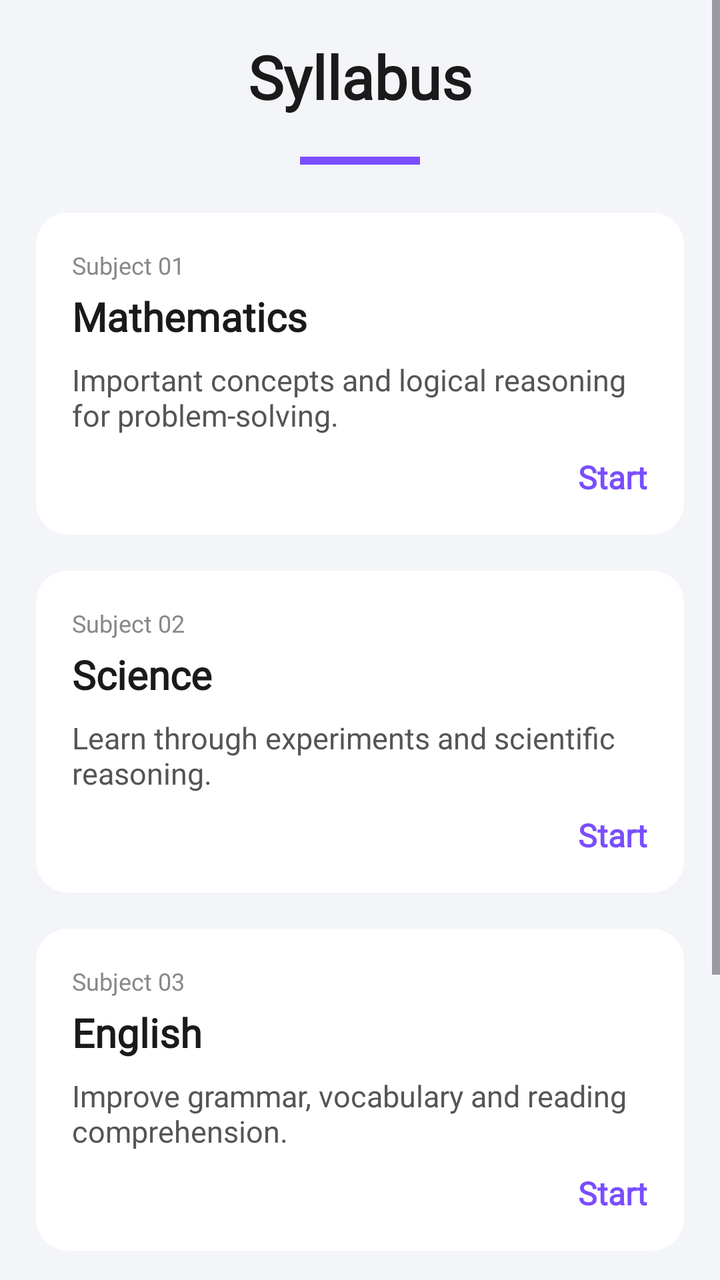
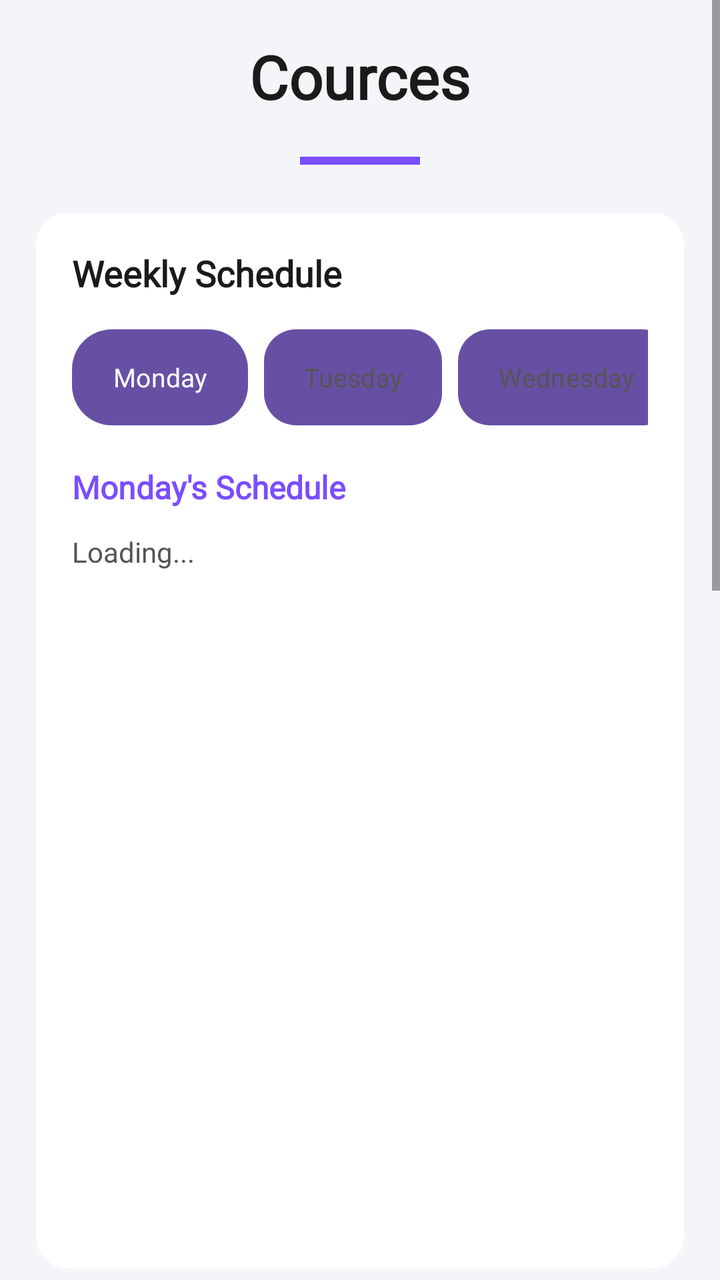

Screens rendered from an Android XML layout before and after an edit, with the pre-edit source and the edit as a unified diff.
<!-- AndroidManifest.xml: application theme Theme.Demolition -->
<!-- res/layout/fragment_cources.xml -->
<?xml version="1.0" encoding="utf-8"?>
<ScrollView xmlns:android="http://schemas.android.com/apk/res/android"
    android:layout_width="match_parent"
    android:layout_height="match_parent"
    android:fillViewport="true"
    android:background="#F3F5F9">

    <LinearLayout
        android:orientation="vertical"
        android:layout_width="match_parent"
        android:layout_height="wrap_content"
        android:padding="18dp">

        <TextView
            android:id="@+id/title"
            android:layout_width="wrap_content"
            android:layout_height="wrap_content"
            android:text="Syllabus"
            android:textSize="30sp"
            android:textStyle="bold"
            android:textColor="#1A1A1A"
            android:fontFamily="@font/spacemono"
            android:layout_gravity="center"
            android:paddingBottom="6dp"
            android:layout_marginBottom="14dp"/>

        <View
            android:layout_width="60dp"
            android:layout_height="4dp"
            android:background="#7A4DFF"
            android:layout_gravity="center"
            android:layout_marginBottom="24dp"/>


        <LinearLayout
            android:id="@+id/mathCard"
            android:layout_width="match_parent"
            android:layout_height="wrap_content"
            android:orientation="vertical"
            android:padding="18dp"
            android:background="@drawable/card_white"
            android:layout_marginBottom="18dp">

            <TextView
                android:layout_height="match_parent"
                android:layout_width="wrap_content"
                android:text="Subject 01"
                android:textSize="12sp"
                android:textColor="#888888"
                android:fontFamily="@font/spacemono"/>

            <TextView
                android:layout_height="match_parent"
                android:layout_width="wrap_content"
                android:text="Mathematics"
                android:textSize="20sp"
                android:textColor="#1A1A1A"
                android:textStyle="bold"
                android:fontFamily="@font/spacemono"
                android:layout_marginTop="4dp"/>

            <TextView
                android:layout_height="match_parent"
                android:layout_width="wrap_content"
                android:text="Important concepts and logical reasoning for problem-solving."
                android:layout_marginTop="8dp"
                android:textColor="#555555"
                android:textSize="15sp"/>

            <TextView
                android:layout_height="match_parent"
                android:layout_width="wrap_content"
                android:text="Start"
                android:textColor="#7A4DFF"
                android:textStyle="bold"
                android:textSize="16sp"
                android:fontFamily="@font/spacemono"
                android:layout_gravity="end"
                android:layout_marginTop="10dp"/>
        </LinearLayout>


        
        <LinearLayout
            android:id="@+id/scienceCard"
            android:layout_width="match_parent"
            android:layout_height="wrap_content"
            android:orientation="vertical"
            android:padding="18dp"
            android:background="@drawable/card_white"
            android:layout_marginBottom="18dp">

            <TextView
                android:layout_height="match_parent"
                android:layout_width="wrap_content"
                android:text="Subject 02"
                android:textSize="12sp"
                android:textColor="#888888"
                android:fontFamily="@font/spacemono"/>

            <TextView
                android:layout_height="match_parent"
                android:layout_width="wrap_content"
                android:text="Science"
                android:textSize="20sp"
                android:textColor="#1A1A1A"
                android:textStyle="bold"
                android:fontFamily="@font/spacemono"
                android:layout_marginTop="4dp"/>

            <TextView
                android:layout_height="match_parent"
                android:layout_width="wrap_content"
                android:text="Learn through experiments and scientific reasoning."
                android:layout_marginTop="8dp"
                android:textColor="#555555"
                android:textSize="15sp"/>

            <TextView
                android:layout_height="match_parent"
                android:layout_width="wrap_content"
                android:text="Start"
                android:textColor="#7A4DFF"
                android:textSize="16sp"
                android:textStyle="bold"
                android:fontFamily="@font/spacemono"
                android:layout_gravity="end"
                android:layout_marginTop="10dp"/>
        </LinearLayout>


        
        <LinearLayout
            android:id="@+id/englishCard"
            android:layout_width="match_parent"
            android:layout_height="wrap_content"
            android:orientation="vertical"
            android:padding="18dp"
            android:background="@drawable/card_white"
            android:layout_marginBottom="18dp">

            <TextView
                android:layout_height="match_parent"
                android:layout_width="wrap_content"
                android:text="Subject 03"
                android:textSize="12sp"
                android:textColor="#888888"
                android:fontFamily="@font/spacemono"/>

            <TextView
                android:layout_height="match_parent"
                android:layout_width="wrap_content"
                android:text="English"
                android:textSize="20sp"
                android:textColor="#1A1A1A"
                android:textStyle="bold"
                android:fontFamily="@font/spacemono"
                android:layout_marginTop="4dp"/>

            <TextView
                android:layout_height="match_parent"
                android:layout_width="wrap_content"
                android:text="Improve grammar, vocabulary and reading comprehension."
                android:layout_marginTop="8dp"
                android:textColor="#555555"
                android:textSize="15sp"/>

            <TextView
                android:layout_height="match_parent"
                android:layout_width="wrap_content"
                android:text="Start"
                android:textColor="#7A4DFF"
                android:textStyle="bold"
                android:textSize="16sp"
                android:fontFamily="@font/spacemono"
                android:layout_gravity="end"
                android:layout_marginTop="10dp"/>
        </LinearLayout>


        
        <LinearLayout
            android:id="@+id/sstCard"
            android:layout_width="match_parent"
            android:layout_height="wrap_content"
            android:orientation="vertical"
            android:padding="18dp"
            android:background="@drawable/card_white"
            android:layout_marginBottom="18dp">

            <TextView
                android:layout_height="match_parent"
                android:layout_width="wrap_content"
                android:text="Subject 04"
                android:textSize="12sp"
                android:textColor="#888888"
                android:fontFamily="@font/spacemono"/>

            <TextView
                android:layout_height="match_parent"
                android:layout_width="wrap_content"
                android:text="Social Science"
                android:textSize="20sp"
                android:textColor="#1A1A1A"
                android:textStyle="bold"
                android:fontFamily="@font/spacemono"
                android:layout_marginTop="4dp"/>

            <TextView
                android:layout_height="match_parent"
                android:layout_width="wrap_content"
                android:text="History, Civics, Geography and Economics explained simply."
                android:layout_marginTop="8dp"
                android:textColor="#555555"
                android:textSize="15sp"/>

            <TextView
                android:layout_height="match_parent"
                android:layout_width="wrap_content"
                android:text="Start"
                android:textColor="#7A4DFF"
                android:textStyle="bold"
                android:textSize="16sp"
                android:fontFamily="@font/spacemono"
                android:layout_gravity="end"
                android:layout_marginTop="10dp"/>
        </LinearLayout>

    </LinearLayout>

</ScrollView>
<!-- resources referenced by this layout -->
<resources>
  <!-- drawable card_white (drawable) -->
  <?xml version="1.0" encoding="utf-8"?>
  <shape xmlns:android="http://schemas.android.com/apk/res/android">
      <solid android:color="#FFFFFF"/>
      <corners android:radius="16dp"/>
      <padding android:top="12dp" android:bottom="12dp" android:left="12dp" android:right="12dp"/>
  </shape>
  <style name="Theme.Demolition" parent="Base.Theme.Demolition" />
  <style name="Base.Theme.Demolition" parent="Theme.Material3.DayNight.NoActionBar">
          
          
      </style>
</resources>

<!-- the commit's change to res/layout/fragment_cources.xml (unified diff, before → after) -->
@@ -15,7 +15,7 @@
             android:id="@+id/title"
             android:layout_width="wrap_content"
             android:layout_height="wrap_content"
-            android:text="Syllabus"
+            android:text="Cources"
             android:textSize="30sp"
             android:textStyle="bold"
             android:textColor="#1A1A1A"
@@ -31,6 +31,134 @@
             android:layout_gravity="center"
             android:layout_marginBottom="24dp"/>
 
+        
+        <LinearLayout
+            android:id="@+id/timetableContainer"
+            android:layout_width="match_parent"
+            android:layout_height="wrap_content"
+            android:orientation="vertical"
+            android:padding="18dp"
+            android:background="@drawable/card_white"
+            android:layout_marginBottom="18dp">
+
+            <TextView
+                android:layout_width="wrap_content"
+                android:layout_height="wrap_content"
+                android:text="Weekly Schedule"
+                android:textSize="18sp"
+                android:textStyle="bold"
+                android:textColor="#1A1A1A"
+                android:fontFamily="@font/spacemono"
+                android:layout_marginBottom="16dp"/>
+
+            
+            <HorizontalScrollView
+                android:layout_width="match_parent"
+                android:layout_height="wrap_content"
+                android:scrollbars="none"
+                android:layout_marginBottom="20dp">
+
+                <LinearLayout
+                    android:layout_width="wrap_content"
+                    android:layout_height="wrap_content"
+                    android:orientation="horizontal">
+
+                    <Button
+                        android:id="@+id/btnMonday"
+                        android:layout_width="wrap_content"
+                        android:layout_height="48dp"
+                        android:text="Monday"
+                        android:textSize="13sp"
+                        android:textColor="@color/white"
+                        android:background="@drawable/rounded_blue_card"
+                        android:paddingStart="20dp"
+                        android:paddingEnd="20dp"
+                        android:layout_marginEnd="8dp"
+                        android:fontFamily="@font/spacemono"/>
+
+                    <Button
+                        android:id="@+id/btnTuesday"
+                        android:layout_width="wrap_content"
+                        android:layout_height="48dp"
+                        android:text="Tuesday"
+                        android:textSize="13sp"
+                        android:textColor="#555555"
+                        android:background="@drawable/card_white"
+                        android:paddingStart="20dp"
+                        android:paddingEnd="20dp"
+                        android:layout_marginEnd="8dp"
+                        android:fontFamily="@font/spacemono"/>
+
+                    <Button
+                        android:id="@+id/btnWednesday"
+                        android:layout_width="wrap_content"
+                        android:layout_height="48dp"
+                        android:text="Wednesday"
+                        android:textSize="13sp"
+                        android:textColor="#555555"
+                        android:background="@drawable/card_white"
+                        android:paddingStart="20dp"
+                        android:paddingEnd="20dp"
+                        android:layout_marginEnd="8dp"
+                        android:fontFamily="@font/spacemono"/>
+
+                    <Button
+                        android:id="@+id/btnThursday"
+                        android:layout_width="wrap_content"
+                        android:layout_height="48dp"
+                        android:text="Thursday"
+                        android:textSize="13sp"
+                        android:textColor="#555555"
+                        android:background="@drawable/card_white"
+                        android:paddingStart="20dp"
+                        android:paddingEnd="20dp"
+                        android:layout_marginEnd="8dp"
+                        android:fontFamily="@font/spacemono"/>
+
+                    <Button
+                        android:id="@+id/btnFriday"
+                        android:layout_width="wrap_content"
+                        android:layout_height="48dp"
+                        android:text="Friday"
+                        android:textSize="13sp"
+                        android:textColor="#555555"
+                        android:background="@drawable/card_white"
+                        android:paddingStart="20dp"
+                        android:paddingEnd="20dp"
+                        android:fontFamily="@font/spacemono"/>
+
+                </LinearLayout>
+            </HorizontalScrollView>
+
+            
+            <TextView
+                android:id="@+id/timetableDay"
+                android:layout_width="wrap_content"
+                android:layout_height="wrap_content"
+                android:text="Monday's Schedule"
+                android:textSize="16sp"
+                android:textStyle="bold"
+                android:textColor="#7A4DFF"
+                android:fontFamily="@font/spacemono"
+                android:layout_marginBottom="12dp"/>
+
+            <androidx.core.widget.NestedScrollView
+                android:layout_width="match_parent"
+                android:layout_height="350dp"
+                android:fillViewport="true">
+
+                <TextView
+                    android:id="@+id/timetableSchedule"
+                    android:layout_width="match_parent"
+                    android:layout_height="wrap_content"
+                    android:text="Loading..."
+                    android:textSize="14sp"
+                    android:textColor="#555555"
+                    android:lineSpacingExtra="6dp"
+                    android:fontFamily="@font/spacemono"/>
+            </androidx.core.widget.NestedScrollView>
+        </LinearLayout>
+
 
         <LinearLayout
             android:id="@+id/mathCard"
<!-- resource entries referenced after the edit -->
@@ -1,11 +1,32 @@
 <!-- resources referenced by this layout -->
 <resources>
+  <color name="white">#FFFFFFFF</color>
   <!-- drawable card_white (drawable) -->
   <?xml version="1.0" encoding="utf-8"?>
   <shape xmlns:android="http://schemas.android.com/apk/res/android">
       <solid android:color="#FFFFFF"/>
       <corners android:radius="16dp"/>
       <padding android:top="12dp" android:bottom="12dp" android:left="12dp" android:right="12dp"/>
+  </shape>
+  <!-- drawable rounded_blue_card (drawable) -->
+  <?xml version="1.0" encoding="utf-8"?>
+  <shape xmlns:android="http://schemas.android.com/apk/res/android"
+      android:shape="rectangle">
+  
+      
+      <solid android:color="#4A57E8" />
+  
+      
+      <corners android:radius="20dp" />
+  
+      
+      <padding android:top="12dp" android:bottom="12dp" android:left="12dp" android:right="12dp"/>
+  
+      <gradient
+          android:startColor="#5B6BFA"
+          android:endColor="#3547D6"
+          android:angle="45" />
+  
   </shape>
   <style name="Theme.Demolition" parent="Base.Theme.Demolition" />
   <style name="Base.Theme.Demolition" parent="Theme.Material3.DayNight.NoActionBar">
